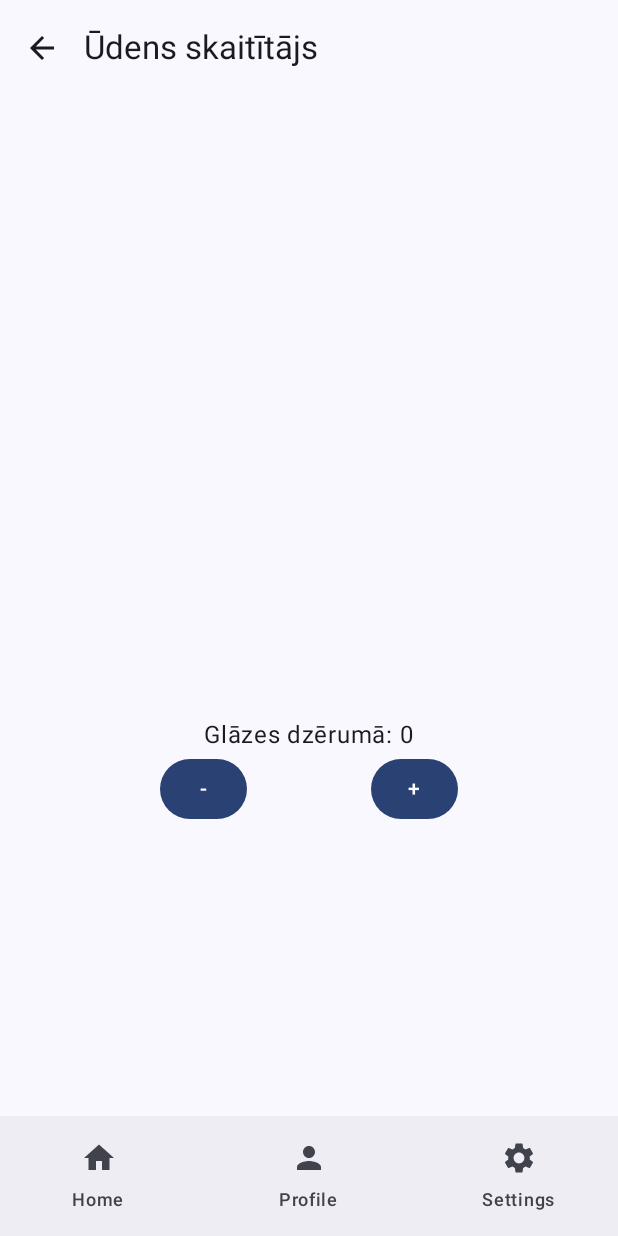
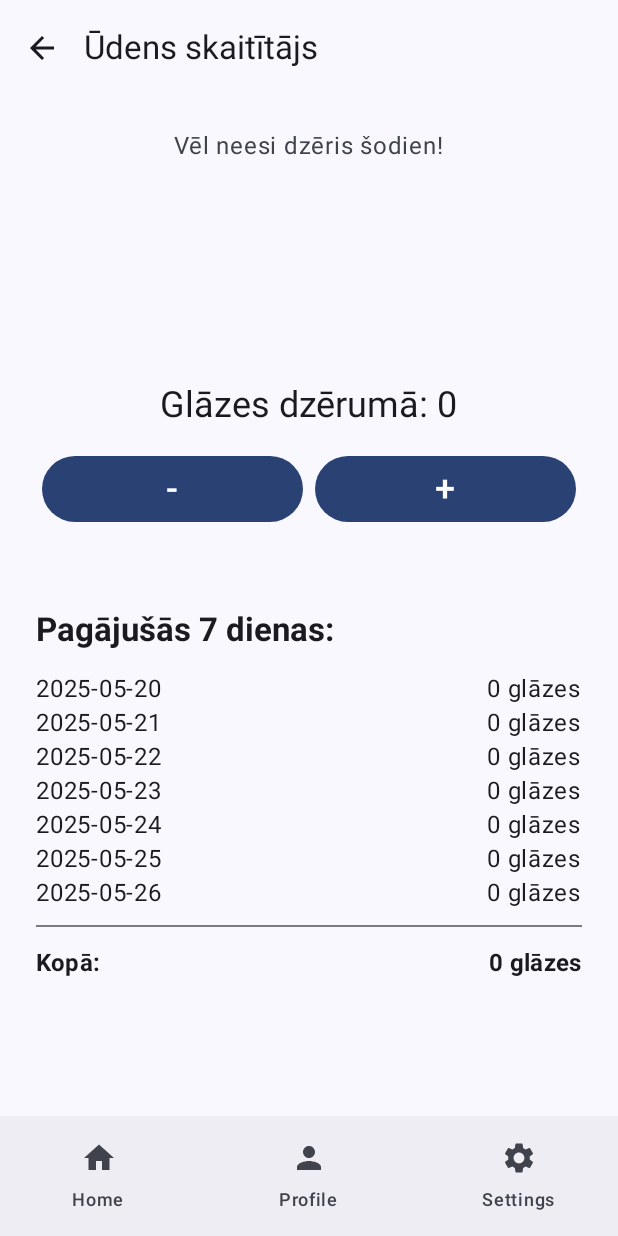
Before and after one commit to himikko1/Eksamens_Zitkova, an Android app built with Jetpack Compose: the WaterTrackerPage screen opened through its navigation route, on a phone screen of 412 x 824 dp. Run offline under Robolectric (Android 15) with nearby library versions, the phone set to English and light mode, and no system bars; our stand-ins replace Firebase (no records; nobody signed in at launch, a user with empty details on screens opened directly), livedata-compose.

Commit message:
pievienoju ūdens statistiku par 8 7  7 7d  7 dienām

```diff
--- a/app/src/main/java/com/example/myapplication/MainActivity.kt
+++ b/app/src/main/java/com/example/myapplication/MainActivity.kt
@@ -80,7 +80,7 @@ class MainActivity : ComponentActivity() {
 
         val themePreferences = ThemePreferences(this)
 
-        enableEdgeToEdge()
+        //enableEdgeToEdge()
         setContent {
             var isDarkTheme by remember { mutableStateOf(false) }
 
--- a/app/src/main/java/com/example/myapplication/models/WaterViewModel.kt
+++ b/app/src/main/java/com/example/myapplication/models/WaterViewModel.kt
@@ -5,14 +5,25 @@ import android.app.PendingIntent
 import android.content.Context
 import android.content.Intent
 import androidx.lifecycle.ViewModel
+import androidx.lifecycle.viewModelScope // For coroutines
 import com.google.firebase.auth.FirebaseAuth
 import com.google.firebase.firestore.FirebaseFirestore
 import kotlinx.coroutines.flow.MutableStateFlow
 import kotlinx.coroutines.flow.asStateFlow
+import kotlinx.coroutines.launch
+import kotlinx.coroutines.tasks.await // For suspending Firestore tasks
 import java.time.LocalDate
+import java.time.format.DateTimeFormatter
+import java.util.* // For Calendar
 
 private const val WATER_REMINDER_REQUEST_CODE = 2001
-private const val REMINDER_INTERVAL_MS = 10 * 1000L//90 * 60 * 1000L // 1.5 hours in milliseconds
+private const val REMINDER_INTERVAL_MS = 10 * 1000L // 90 * 60 * 1000L // 1.5 hours in milliseconds
+
+// Data class to hold daily water count for statistics
+data class DailyWater(
+    val date: String, // YYYY-MM-DD
+    val count: Int
+)
 
 class WaterViewModel(private val appContext: Context) : ViewModel() {
     private val _waterCount = MutableStateFlow(0)
@@ -21,6 +32,18 @@ class WaterViewModel(private val appContext: Context) : ViewModel() {
     private val db = FirebaseFirestore.getInstance()
     private val auth = FirebaseAuth.getInstance()
     private val userId = auth.currentUser?.uid
+
+    // LiveData to expose the weekly stats to the UI
+    private val _weeklyWaterStats = MutableStateFlow<List<DailyWater>>(emptyList())
+    val weeklyWaterStats = _weeklyWaterStats.asStateFlow()
+
+    // MutableStateFlow for loading state (using Flow for consistency with waterCount)
+    private val _isLoadingStats = MutableStateFlow(false)
+    val isLoadingStats = _isLoadingStats.asStateFlow()
+
+    // MutableStateFlow for error messages
+    private val _statsErrorMessage = MutableStateFlow<String?>(null)
+    val statsErrorMessage = _statsErrorMessage.asStateFlow()
 
     private var alarmMgr: AlarmManager? = null
     private lateinit var alarmIntent: PendingIntent
@@ -32,12 +55,15 @@ class WaterViewModel(private val appContext: Context) : ViewModel() {
             PendingIntent.getBroadcast(appContext, WATER_REMINDER_REQUEST_CODE, intent,
                 PendingIntent.FLAG_UPDATE_CURRENT or PendingIntent.FLAG_IMMUTABLE)
         }
+        fetchWeeklyWaterStats() // Fetch weekly stats on init
     }
 
     fun increase() {
         _waterCount.value++
         saveWaterCount()
-        if (_waterCount.value < 8) {
+        // Refresh weekly stats after saving to reflect current day's change
+        fetchWeeklyWaterStats()
+        if (_waterCount.value < 8) { // Assuming 8 is a target or threshold
             scheduleWaterReminder()
         } else {
             cancelWaterReminder()
@@ -48,7 +74,9 @@ class WaterViewModel(private val appContext: Context) : ViewModel() {
         if (_waterCount.value > 0) {
             _waterCount.value--
             saveWaterCount()
-            if (_waterCount.value < 8) {
+            // Refresh weekly stats after saving to reflect current day's change
+            fetchWeeklyWaterStats()
+            if (_waterCount.value < 8) { // Assuming 8 is a target or threshold
                 scheduleWaterReminder()
             } else {
                 cancelWaterReminder()
@@ -56,25 +84,75 @@ class WaterViewModel(private val appContext: Context) : ViewModel() {
         }
     }
 
-
     //saglabā ūdeni skaiti
     private fun saveWaterCount() {
-        val data = hashMapOf("waterCount" to _waterCount.value, "lastDrinkTime" to System.currentTimeMillis())
-        userId?.let {
-            db.collection("users").document(it).collection("waterTracker").document(getCurrentDate())
+        val data = hashMapOf("waterCount" to _waterCount.value.toLong(), "lastDrinkTime" to System.currentTimeMillis())
+        userId?.let { uid ->
+            db.collection("users").document(uid).collection("waterTracker").document(getCurrentDate())
                 .set(data)
+                .addOnFailureListener { e ->
+                    // Handle save error, e.g., log it or show a Toast
+                    println("Error saving water count: ${e.message}")
+                }
         }
     }
 
     private fun loadWaterCount() {
-        userId?.let {
-            db.collection("users").document(it).collection("waterTracker").document(getCurrentDate())
+        userId?.let { uid ->
+            db.collection("users").document(uid).collection("waterTracker").document(getCurrentDate())
                 .get()
                 .addOnSuccessListener { document ->
-                    if (document != null && document.contains("waterCount")) {
-                        _waterCount.value = (document.getLong("waterCount") ?: 0).toInt()
+                    if (document.exists() && document.contains("waterCount")) {
+                        _waterCount.value = (document.getLong("waterCount") ?: 0L).toInt()
+                    } else {
+                        _waterCount.value = 0 // Reset if no data for today
                     }
                 }
+                .addOnFailureListener { e ->
+                    // Handle load error
+                    println("Error loading water count: ${e.message}")
+                    _waterCount.value = 0 // Default to 0 on error
+                }
+        }
+    }
+
+    // New function to fetch weekly water statistics
+    fun fetchWeeklyWaterStats() {
+        if (userId == null) {
+            _statsErrorMessage.value = "User not authenticated."
+            return
+        }
+
+        _isLoadingStats.value = true
+        _statsErrorMessage.value = null // Clear previous errors
+
+        viewModelScope.launch { // Coroutine on main thread (Flows handle background)
+            val dailyCounts = mutableListOf<DailyWater>()
+            val calendar = Calendar.getInstance()
+            val dateFormat = DateTimeFormatter.ofPattern("yyyy-MM-dd") // Using java.time.format for LocalDate
+
+            for (i in 0 until 7) {
+                val date = LocalDate.now().minusDays(i.toLong()) // Get dates from today backwards
+                val formattedDate = date.format(dateFormat)
+
+                val path = "users/$userId/waterTracker/$formattedDate"
+                val documentRef = db.collection("users").document(userId).collection("waterTracker").document(formattedDate)
+
+                try {
+                    val snapshot = documentRef.get().await() // Suspends until data is fetched
+                    val waterCount = snapshot.getLong("waterCount")?.toInt() ?: 0
+                    dailyCounts.add(DailyWater(formattedDate, waterCount))
+                } catch (e: Exception) {
+                    _statsErrorMessage.value = "Failed to fetch data for $formattedDate: ${e.message}"
+                    dailyCounts.add(DailyWater(formattedDate, 0)) // Add 0 on error
+                }
+            }
+
+            // Sort the list by date in ascending order (oldest to newest) for chart display
+            dailyCounts.sortBy { it.date }
+
+            _weeklyWaterStats.value = dailyCounts // Update the Flow
+            _isLoadingStats.value = false
         }
     }
 
@@ -82,6 +160,7 @@ class WaterViewModel(private val appContext: Context) : ViewModel() {
     fun scheduleWaterReminder() {
         val triggerTime = System.currentTimeMillis() + REMINDER_INTERVAL_MS
 
+        // Use setExactAndAllowWhileIdle for more precise alarms if needed, but be mindful of battery
         alarmMgr?.set(
             AlarmManager.RTC_WAKEUP,
             triggerTime,
--- a/app/src/main/java/com/example/myapplication/pages/HomePage.kt
+++ b/app/src/main/java/com/example/myapplication/pages/HomePage.kt
@@ -211,12 +211,14 @@ fun BmiResultDisplay(bmiResult: Float, bmiCategory: String) {
         ) {
             Text(
                 text = "Jūsu ĶMI",
+                color = Color.Black,
                 style = MaterialTheme.typography.bodyLarge,
                 modifier = Modifier.padding(bottom = 8.dp)
             )
 
             Text(
                 text = String.format("%.1f", bmiResult),
+                color = Color.Black,
                 style = MaterialTheme.typography.headlineMedium,
                 fontWeight = androidx.compose.ui.text.font.FontWeight.Bold,
                 modifier = Modifier.padding(bottom = 8.dp)
@@ -224,6 +226,7 @@ fun BmiResultDisplay(bmiResult: Float, bmiCategory: String) {
 
             Text(
                 text = bmiCategory,
+                color = Color.Black,
                 style = MaterialTheme.typography.titleMedium,
                 textAlign = androidx.compose.ui.text.style.TextAlign.Center
             )
--- a/app/src/main/java/com/example/myapplication/pages/WaterTrackerPage.kt
+++ b/app/src/main/java/com/example/myapplication/pages/WaterTrackerPage.kt
@@ -19,6 +19,10 @@ import androidx.compose.foundation.lazy.grid.*
 import androidx.compose.ui.graphics.ColorFilter
 import androidx.compose.ui.res.painterResource
 import androidx.compose.ui.unit.dp
+import androidx.compose.ui.text.font.FontWeight
+import androidx.compose.ui.unit.sp
+import com.example.myapplication.models.DailyWater
+
 
 @OptIn(ExperimentalMaterial3Api::class)
 @Composable
@@ -26,10 +30,14 @@ fun WaterTrackerPage(
     modifier: Modifier = Modifier,
     navController: NavController,
     viewModel: WaterViewModel = viewModel(
-        factory = WaterViewModelFactory(LocalContext.current)
+        factory = WaterViewModelFactory(LocalContext.current.applicationContext)
     )
 ) {
     val waterCount by viewModel.waterCount.collectAsState()
+    val weeklyWaterStats by viewModel.weeklyWaterStats.collectAsState()
+    val isLoadingStats by viewModel.isLoadingStats.collectAsState()
+    val statsErrorMessage by viewModel.statsErrorMessage.collectAsState()
+
 
     Scaffold(
         topBar = {
@@ -52,24 +60,89 @@ fun WaterTrackerPage(
                 .padding(paddingValues)
                 .padding(24.dp),
             horizontalAlignment = Alignment.CenterHorizontally,
-            verticalArrangement = Arrangement.Center
+            verticalArrangement = Arrangement.spacedBy(16.dp)
         ) {
-            // Replace the single Image with the WaterTrackerVisual composable
             WaterTrackerVisual(waterCount = waterCount)
 
-            Spacer(modifier = Modifier.height(20.dp))
-
-            Text("Glāzes dzērumā: $waterCount")
+            Text(
+                "Glāzes dzērumā: $waterCount",
+                style = MaterialTheme.typography.headlineSmall
+            )
 
             Row(
                 horizontalArrangement = Arrangement.SpaceEvenly,
                 modifier = Modifier.fillMaxWidth()
             ) {
-                Button(onClick = { viewModel.decrease() }) {
-                    Text("-")
+                Button(
+                    onClick = { viewModel.decrease() },
+                    modifier = Modifier.weight(1f).padding(horizontal = 4.dp)
+                ) {
+                    Text("-", fontSize = 24.sp)
                 }
-                Button(onClick = { viewModel.increase() }) {
-                    Text("+")
+                Button(
+                    onClick = { viewModel.increase() },
+                    modifier = Modifier.weight(1f).padding(horizontal = 4.dp)
+                ) {
+                    Text("+", fontSize = 24.sp)
+                }
+            }
+
+            Spacer(modifier = Modifier.height(24.dp))
+
+            Text(
+                "Pagājušās 7 dienas:",
+                style = MaterialTheme.typography.titleLarge,
+                fontWeight = FontWeight.Bold,
+                modifier = Modifier.align(Alignment.Start)
+            )
+
+            if (isLoadingStats) {
+                CircularProgressIndicator(modifier = Modifier.align(Alignment.CenterHorizontally))
+            } else if (!statsErrorMessage.isNullOrBlank()) {
+                Text(
+                    text = "Kļūda ielādējot statistiku: ${statsErrorMessage}",
+                    color = MaterialTheme.colorScheme.error,
+                    modifier = Modifier.fillMaxWidth()
+                )
+            } else {
+                Column(
+                    modifier = Modifier.fillMaxWidth(),
+                    horizontalAlignment = Alignment.Start,
+                    verticalArrangement = Arrangement.spacedBy(4.dp)
+                ) {
+                    var totalWeeklyWater = 0
+                    weeklyWaterStats.forEach { dailyWater ->
+                        Row(
+                            modifier = Modifier.fillMaxWidth(),
+                            horizontalArrangement = Arrangement.SpaceBetween,
+                            verticalAlignment = Alignment.CenterVertically
+                        ) {
+                            Text(text = dailyWater.date, style = MaterialTheme.typography.bodyLarge)
+                            Text(text = "${dailyWater.count} glāzes", style = MaterialTheme.typography.bodyLarge)
+                        }
+                        totalWeeklyWater += dailyWater.count
+                    }
+                    if (weeklyWaterStats.isNotEmpty()) {
+                        Divider(modifier = Modifier.padding(vertical = 8.dp))
+                        Row(
+                            modifier = Modifier.fillMaxWidth(),
+                            horizontalArrangement = Arrangement.SpaceBetween,
+                            verticalAlignment = Alignment.CenterVertically
+                        ) {
+                            Text(
+                                text = "Kopā: ",
+                                style = MaterialTheme.typography.titleMedium,
+                                fontWeight = FontWeight.Bold
+                            )
+                            Text(
+                                text = "$totalWeeklyWater glāzes",
+                                style = MaterialTheme.typography.titleMedium,
+                                fontWeight = FontWeight.Bold
+                            )
+                        }
+                    } else {
+                        Text(text = "Nav datu par pēdējām 7 dienām.", modifier = Modifier.fillMaxWidth())
+                    }
                 }
             }
         }
@@ -90,38 +163,53 @@ class WaterViewModelFactory(private val context: Context) : androidx.lifecycle.V
 fun WaterTrackerVisual(waterCount: Int) {
     val displayedGlasses = minOf(waterCount, 9)
 
-    val columns = when (displayedGlasses) {
-        1 -> 1
-        2 -> 2
-        in 3..3 -> displayedGlasses
-        in 4..4 -> 2
-        in 5..6 -> 3
+    // Ensure columns is at least 1 if displayedGlasses is 0
+    val columns = when {
+        displayedGlasses <= 0 -> 1 // Set to 1 column if no glasses to display to avoid crash
+        displayedGlasses <= 2 -> displayedGlasses
+        displayedGlasses == 3 -> 3
+        displayedGlasses <= 6 -> 3
         else -> 3
     }
 
     LazyVerticalGrid(
         columns = GridCells.Fixed(columns),
         modifier = Modifier
-            .width(200.dp) // Fixed width for the grid
-            .height(200.dp), // Fixed height for the grid
-        verticalArrangement = Arrangement.Center,
-        horizontalArrangement = Arrangement.Center
+            .widthIn(min = 150.dp, max = 300.dp)
+            .heightIn(min = 150.dp, max = 300.dp),
+        verticalArrangement = Arrangement.spacedBy(8.dp),
+        horizontalArrangement = Arrangement.spacedBy(8.dp),
+        userScrollEnabled = false
     ) {
+        // Only render items if displayedGlasses is greater than 0
+        if (displayedGlasses > 0) {
             items(displayedGlasses) { index ->
-            val imageModifier = when (displayedGlasses) {
-                1 -> Modifier.size(100.dp)
-                2 -> Modifier.fillMaxWidth().aspectRatio(1f)
-                3 -> Modifier.fillMaxSize().aspectRatio(1f)
-                4 -> Modifier.fillMaxWidth().aspectRatio(1f)
-                else -> Modifier.size(50.dp).padding(4.dp)
+                val imageSizeModifier = when (displayedGlasses) {
+                    1 -> Modifier.size(120.dp)
+                    2 -> Modifier.size(100.dp)
+                    3 -> Modifier.size(80.dp)
+                    in 4..6 -> Modifier.size(70.dp)
+                    else -> Modifier.size(60.dp)
                 }
 
                 Image(
                     painter = painterResource(id = R.drawable.local_drink),
                     contentDescription = "Glass ${index + 1}",
-                modifier = imageModifier,
+                    modifier = imageSizeModifier,
                     colorFilter = ColorFilter.tint(MaterialTheme.colorScheme.primary)
+                )
+            }
+        } else {
+            // Optional: You could show a placeholder or empty state here
+            // For example, a single greyed out glass or a message
+            item {
+                Text(
+                    text = "Vēl neesi dzēris šodien!", // "Haven't drunk yet today!"
+                    modifier = Modifier.fillMaxSize().wrapContentSize(Alignment.Center),
+                    style = MaterialTheme.typography.bodyLarge,
+                    color = MaterialTheme.colorScheme.onSurfaceVariant
                 )
             }
         }
     }
+}
```
Lines whose indentation alone changed are shown as unchanged.
